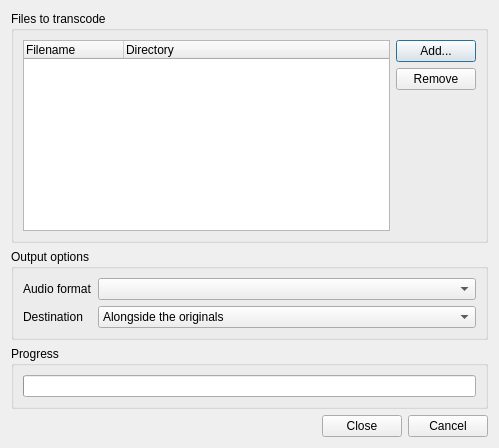
This is src/transcodedialog.ui in clementine-player/Clementine as Qt 5 draws it before an edit. The edited form follows.
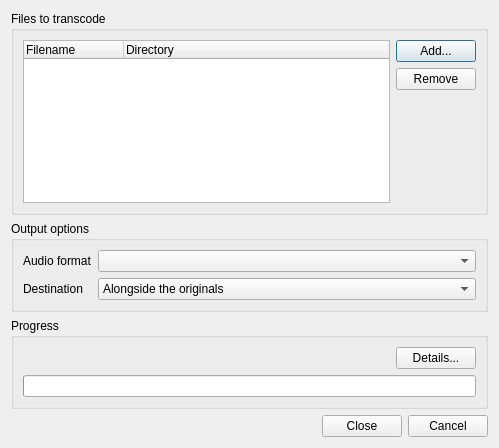
This is the edited form.

```diff
--- a/src/transcodedialog.ui
+++ b/src/transcodedialog.ui
@@ -127,6 +127,30 @@
       <string>Progress</string>
      </property>
      <layout class="QVBoxLayout" name="verticalLayout">
+      <item>
+       <layout class="QHBoxLayout" name="horizontalLayout_2">
+        <item>
+         <widget class="QLabel" name="progress_text">
+          <property name="sizePolicy">
+           <sizepolicy hsizetype="Expanding" vsizetype="Preferred">
+            <horstretch>0</horstretch>
+            <verstretch>0</verstretch>
+           </sizepolicy>
+          </property>
+          <property name="textFormat">
+           <enum>Qt::RichText</enum>
+          </property>
+         </widget>
+        </item>
+        <item>
+         <widget class="QPushButton" name="details">
+          <property name="text">
+           <string>Details...</string>
+          </property>
+         </widget>
+        </item>
+       </layout>
+      </item>
       <item>
        <widget class="QProgressBar" name="progress_bar"/>
       </item>
```
